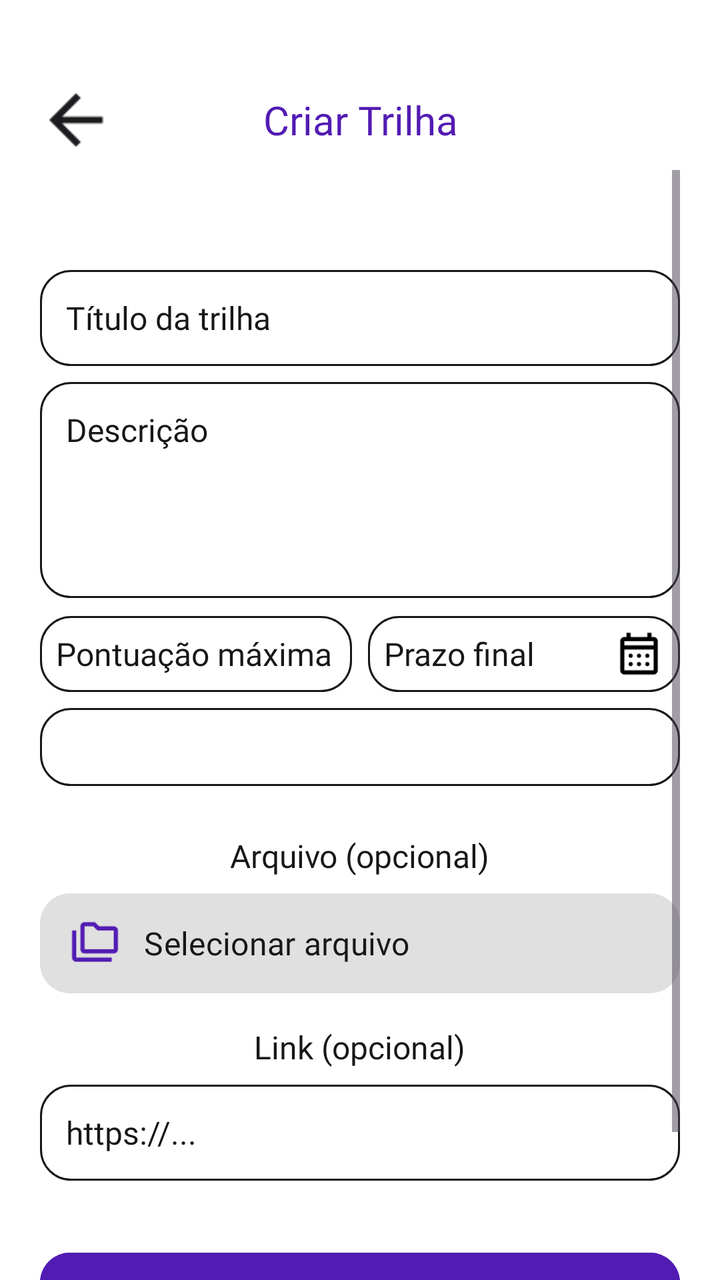
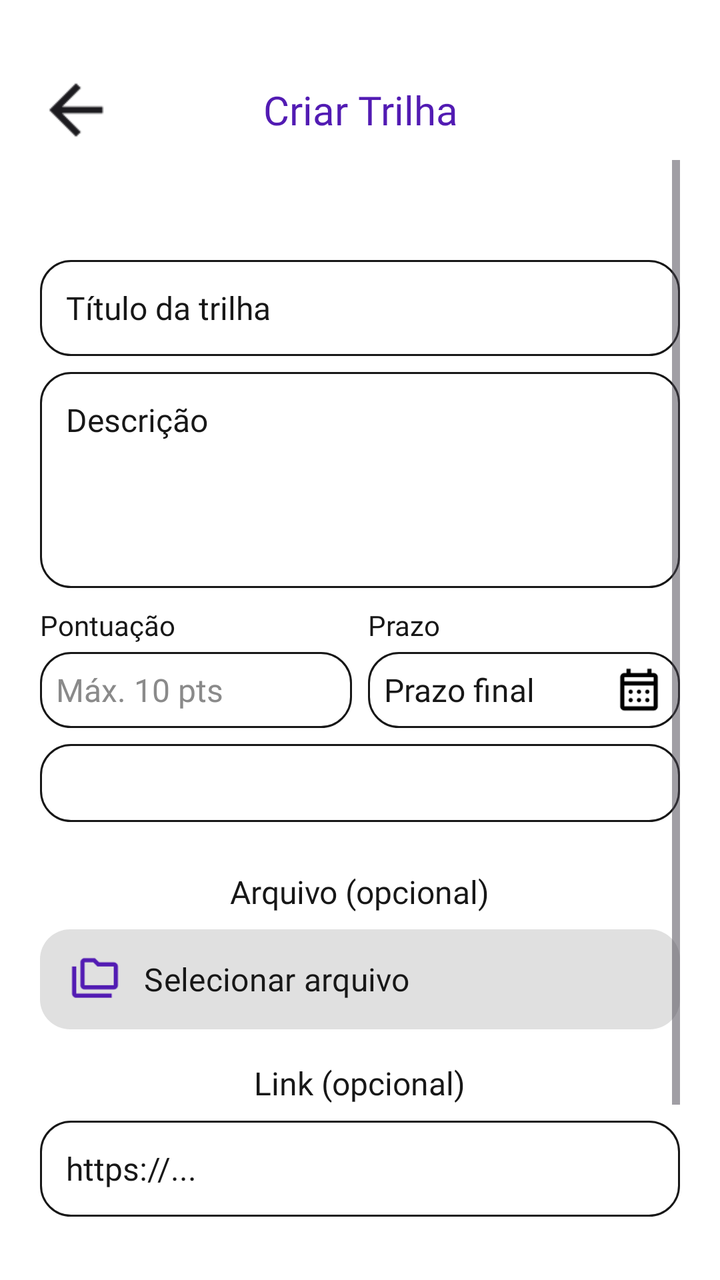

The first picture is an Android layout as it rendered before a commit; the second is the same layout after the commit. The layout source and the unified diff follow.
<!-- AndroidManifest.xml: application theme Theme.MeuFuturoAgora -->
<!-- res/layout/activity_criar_atividade.xml -->
<?xml version="1.0" encoding="utf-8"?>
<androidx.constraintlayout.widget.ConstraintLayout
    xmlns:android="http://schemas.android.com/apk/res/android"
    xmlns:app="http://schemas.android.com/apk/res-auto"
    android:id="@+id/main"
    android:layout_width="match_parent"
    android:layout_height="match_parent"
    android:background="@android:color/white">

    

    <ImageView
        android:id="@+id/btnVoltar"
        android:layout_width="40dp"
        android:layout_height="40dp"
        android:layout_marginStart="18dp"
        android:layout_marginTop="40dp"
        android:src="@drawable/seta_voltar"
        android:scaleType="centerInside"
        android:contentDescription="Voltar"
        app:layout_constraintStart_toStartOf="parent"
        app:layout_constraintTop_toTopOf="parent" />

    

    <TextView
        android:id="@+id/tvTitulo"
        android:layout_width="0dp"
        android:layout_height="50dp"
        android:gravity="center"
        android:text="Criar Trilha"
        android:textColor="@color/roxo_primario"
        android:textSize="20sp"
        android:fontFamily="@font/poppins_bold"
        app:layout_constraintStart_toStartOf="parent"
        app:layout_constraintEnd_toEndOf="parent"
        app:layout_constraintTop_toTopOf="@id/btnVoltar"
        app:layout_constraintBottom_toBottomOf="@id/btnVoltar" />

    

    <ScrollView
        android:id="@+id/scrollFormulario"
        android:layout_width="match_parent"
        android:layout_height="0dp"
        android:fillViewport="true"
        android:clipToPadding="false"
        android:paddingStart="20dp"
        android:paddingEnd="20dp"
        android:paddingBottom="20dp"
        app:layout_constraintTop_toBottomOf="@id/tvTitulo"
        app:layout_constraintBottom_toBottomOf="parent"
        app:layout_constraintStart_toStartOf="parent"
        app:layout_constraintEnd_toEndOf="parent">

        <LinearLayout
            android:layout_width="match_parent"
            android:layout_height="wrap_content"
            android:orientation="vertical"
            android:gravity="center_horizontal"
            android:paddingTop="50dp"
            android:paddingBottom="30dp">

            

            <EditText
                android:id="@+id/edtNomeAtividade"
                android:layout_width="match_parent"
                android:layout_height="48dp"
                android:hint="Título da trilha"
                android:paddingStart="13dp"
                android:paddingEnd="13dp"
                android:textSize="16sp"
                android:textColor="#171717"
                android:textColorHint="#171717"
                android:fontFamily="@font/poppins_regular"
                android:background="@drawable/bg_campo_criar_atividade"
                android:singleLine="true" />

            

            <EditText
                android:id="@+id/edtDescricao"
                android:layout_width="match_parent"
                android:layout_height="108dp"
                android:layout_marginTop="8dp"
                android:hint="Descrição"
                android:gravity="top|start"
                android:padding="13dp"
                android:textSize="16sp"
                android:textColor="#171717"
                android:textColorHint="#171717"
                android:fontFamily="@font/poppins_regular"
                android:background="@drawable/bg_campo_criar_atividade"
                android:inputType="textMultiLine" />

            

            <LinearLayout
                android:layout_width="match_parent"
                android:layout_height="38dp"
                android:layout_marginTop="9dp"
                android:orientation="horizontal">

                

                <EditText
                    android:id="@+id/edtPontos"
                    android:layout_width="0dp"
                    android:layout_height="match_parent"
                    android:layout_weight="1"
                    android:layout_marginEnd="8dp"
                    android:hint="Pontuação máxima (até 10)"
                    android:paddingStart="8dp"
                    android:paddingEnd="8dp"
                    android:textSize="16sp"
                    android:textColor="#171717"
                    android:textColorHint="#171717"
                    android:fontFamily="@font/poppins_regular"
                    android:background="@drawable/bg_campo_criar_atividade"
                    android:inputType="number"
                    android:maxLength="2" />

                

                <FrameLayout
                    android:layout_width="0dp"
                    android:layout_height="match_parent"
                    android:layout_weight="1">

                    <EditText
                        android:id="@+id/edtPrazo"
                        android:layout_width="match_parent"
                        android:layout_height="match_parent"
                        android:hint="Prazo final"
                        android:paddingStart="8dp"
                        android:paddingEnd="35dp"
                        android:textSize="16sp"
                        android:textColor="#171717"
                        android:textColorHint="#171717"
                        android:fontFamily="@font/poppins_regular"
                        android:background="@drawable/bg_campo_criar_atividade"
                        android:focusable="false" />

                    

                    <ImageView
                        android:id="@+id/imgCalendario"
                        android:layout_width="25dp"
                        android:layout_height="25dp"
                        android:layout_gravity="center_vertical|end"
                        android:layout_marginEnd="8dp"
                        android:src="@drawable/ic_calendario"
                        android:contentDescription="Selecionar prazo" />

                </FrameLayout>

            </LinearLayout>

            

            <Spinner
                android:id="@+id/spinnerDisciplina"
                android:layout_width="match_parent"
                android:layout_height="39dp"
                android:layout_marginTop="8dp"
                android:paddingStart="8dp"
                android:background="@drawable/bg_campo_criar_atividade" />

            

            <TextView
                android:id="@+id/tvArquivo"
                android:layout_width="wrap_content"
                android:layout_height="wrap_content"
                android:layout_marginTop="24dp"
                android:text="Arquivo (opcional)"
                android:textColor="#171717"
                android:textSize="16sp"
                android:fontFamily="@font/poppins_regular" />

            <com.google.android.material.button.MaterialButton
                android:id="@+id/btnSelecionarArquivo"
                android:layout_width="match_parent"
                android:layout_height="50dp"
                android:layout_marginTop="8dp"

                android:text="Selecionar arquivo"
                android:textColor="#171717"
                android:textSize="16sp"
                android:fontFamily="@font/poppins_bold"
                android:textAllCaps="false"
                android:textAlignment="viewStart"

                android:paddingStart="15dp"
                android:paddingEnd="15dp"

                android:maxLines="1"
                android:ellipsize="end"

                android:background="@drawable/bg_botao_arquivo"

                app:backgroundTint="@null"
                app:icon="@drawable/ic_arquivo"
                app:iconTint="@null"
                app:iconGravity="textStart"
                app:iconSize="25dp"
                app:iconPadding="12dp"
                app:strokeWidth="0dp" />

            

            <TextView
                android:id="@+id/tvLink"
                android:layout_width="wrap_content"
                android:layout_height="wrap_content"
                android:layout_marginTop="16dp"
                android:text="Link (opcional)"
                android:textColor="#171717"
                android:textSize="16sp"
                android:fontFamily="@font/poppins_regular" />

            <EditText
                android:id="@+id/edtLink"
                android:layout_width="match_parent"
                android:layout_height="48dp"
                android:layout_marginTop="8dp"
                android:hint="https://..."
                android:paddingStart="13dp"
                android:paddingEnd="13dp"
                android:textSize="16sp"
                android:textColor="#171717"
                android:textColorHint="#171717"
                android:fontFamily="@font/poppins_regular"
                android:background="@drawable/bg_campo_criar_atividade"
                android:inputType="textUri"
                android:singleLine="true" />

            

            <com.google.android.material.button.MaterialButton
                android:id="@+id/btnSalvar"
                android:layout_width="match_parent"
                android:layout_height="50dp"
                android:layout_marginTop="32dp"
                android:text="Salvar"
                android:textColor="@android:color/white"
                android:textSize="16sp"
                android:fontFamily="@font/poppins_bold"
                android:textAllCaps="false"
                android:backgroundTint="@color/roxo_primario"
                app:cornerRadius="15dp" />

        </LinearLayout>

    </ScrollView>

</androidx.constraintlayout.widget.ConstraintLayout>
<!-- resources referenced by this layout -->
<resources>
  <color name="roxo_primario">#521BB3</color>
  <!-- drawable bg_botao_arquivo (drawable) -->
  <?xml version="1.0" encoding="utf-8"?>
  <shape xmlns:android="http://schemas.android.com/apk/res/android"
      android:shape="rectangle">
  
      <solid android:color="#E0E0E0" />
  
      <corners android:radius="15dp" />
  
  </shape>
  <!-- drawable bg_campo_criar_atividade (drawable) -->
  <?xml version="1.0" encoding="utf-8"?>
  <shape xmlns:android="http://schemas.android.com/apk/res/android"
      android:shape="rectangle">
  
      <solid android:color="@android:color/white" />
  
      <stroke
          android:width="1dp"
          android:color="#171717" />
  
      <corners android:radius="15dp" />
  
  </shape>
  <!-- drawable ic_arquivo: png bitmap (drawable, 496 bytes) -->
  <!-- drawable ic_calendario: png bitmap (drawable, 840 bytes) -->
  <!-- drawable seta_voltar: png bitmap (drawable, 265 bytes) -->
  <style name="Theme.MeuFuturoAgora" parent="Base.Theme.MeuFuturoAgora" />
  <style name="Base.Theme.MeuFuturoAgora" parent="Theme.Material3.DayNight.NoActionBar">
          <item name="android:navigationBarColor">@android:color/transparent</item>
      </style>
</resources>

<!-- the commit's change to res/layout/activity_criar_atividade.xml (unified diff, before → after) -->
@@ -14,7 +14,7 @@
         android:layout_width="40dp"
         android:layout_height="40dp"
         android:layout_marginStart="18dp"
-        android:layout_marginTop="40dp"
+        android:layout_marginTop="35dp"
         android:src="@drawable/seta_voltar"
         android:scaleType="centerInside"
         android:contentDescription="Voltar"
@@ -98,35 +98,65 @@
 
             <LinearLayout
                 android:layout_width="match_parent"
-                android:layout_height="38dp"
+                android:layout_height="wrap_content"
                 android:layout_marginTop="9dp"
                 android:orientation="horizontal">
 
                 
 
-                <EditText
-                    android:id="@+id/edtPontos"
+                <LinearLayout
                     android:layout_width="0dp"
-                    android:layout_height="match_parent"
+                    android:layout_height="wrap_content"
                     android:layout_weight="1"
                     android:layout_marginEnd="8dp"
-                    android:hint="Pontuação máxima (até 10)"
-                    android:paddingStart="8dp"
-                    android:paddingEnd="8dp"
-                    android:textSize="16sp"
-                    android:textColor="#171717"
-                    android:textColorHint="#171717"
-                    android:fontFamily="@font/poppins_regular"
-                    android:background="@drawable/bg_campo_criar_atividade"
-                    android:inputType="number"
-                    android:maxLength="2" />
+                    android:orientation="vertical">
+
+                    <TextView
+                        android:layout_width="wrap_content"
+                        android:layout_height="wrap_content"
+                        android:layout_marginBottom="4dp"
+                        android:text="Pontuação"
+                        android:textColor="#171717"
+                        android:textSize="14sp"
+                        android:fontFamily="@font/poppins_semibold" />
+
+                    <EditText
+                        android:id="@+id/edtPontos"
+                        android:layout_width="match_parent"
+                        android:layout_height="38dp"
+                        android:hint="Máx. 10 pts"
+                        android:paddingStart="8dp"
+                        android:paddingEnd="8dp"
+                        android:textSize="16sp"
+                        android:textColor="#171717"
+                        android:textColorHint="#8A8A8A"
+                        android:fontFamily="@font/poppins_regular"
+                        android:background="@drawable/bg_campo_criar_atividade"
+                        android:inputType="number"
+                        android:maxLength="2" />
+
+                </LinearLayout>
 
                 
 
+                <LinearLayout
+                    android:layout_width="0dp"
+                    android:layout_height="wrap_content"
+                    android:layout_weight="1"
+                    android:orientation="vertical">
+
+                    <TextView
+                        android:layout_width="wrap_content"
+                        android:layout_height="wrap_content"
+                        android:layout_marginBottom="4dp"
+                        android:text="Prazo"
+                        android:textColor="#171717"
+                        android:textSize="14sp"
+                        android:fontFamily="@font/poppins_semibold" />
+
                 <FrameLayout
-                    android:layout_width="0dp"
-                    android:layout_height="match_parent"
-                    android:layout_weight="1">
+                    android:layout_width="match_parent"
+                    android:layout_height="38dp">
 
                     <EditText
                         android:id="@+id/edtPrazo"
@@ -155,6 +185,8 @@
 
                 </FrameLayout>
 
+                </LinearLayout>
+
             </LinearLayout>
 
             
